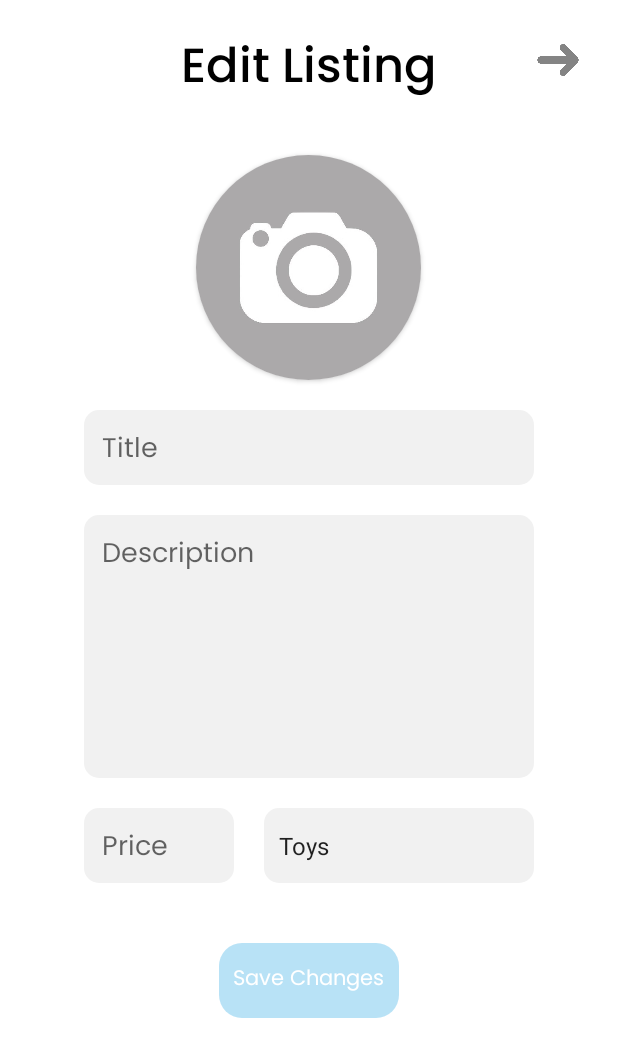
After one commit to JamilAwada/HandMeDown, an Android app: the EditListingActivity screen opened directly, with no data from a screen before it, on a phone screen of 412 x 824 dp. The commit adds this screen. Shown: the top 1057 px of the screen. Run offline under Robolectric (Android 15) with nearby library versions, the phone set to English and light mode, and no system bars.

Commit message:
added listings popup menu

```diff
--- a/app/build.gradle
+++ b/app/build.gradle
@@ -41,10 +41,11 @@ dependencies {
     implementation 'androidx.constraintlayout:constraintlayout:2.1.3'
     implementation 'androidx.recyclerview:recyclerview:1.3.0-alpha02'
     implementation 'androidx.cardview:cardview:1.0.0'
-    implementation 'com.google.firebase:firebase-crashlytics-buildtools:2.8.1'
     implementation 'androidx.navigation:navigation-fragment:2.4.2'
     implementation 'androidx.navigation:navigation-ui:2.4.2'
+    implementation 'androidx.databinding:compiler:3.2.0-alpha11'
     testImplementation 'junit:junit:4.13.2'
     androidTestImplementation 'androidx.test.ext:junit:1.1.3'
     androidTestImplementation 'androidx.test.espresso:espresso-core:3.4.0'
+    implementation 'com.google.guava:listenablefuture:9999.0-empty-to-avoid-conflict-with-guava'
 }
--- a/app/src/main/AndroidManifest.xml
+++ b/app/src/main/AndroidManifest.xml
@@ -20,7 +20,8 @@
         <activity
             android:name=".AddListingActivity"
             android:exported="false" />
-
+        <activity android:name=".EditListingActivity"
+            android:exported="false"/>
         <uses-library
             android:name="org.apache.http.legacy"
             android:required="false" />
--- a/app/src/main/java/com/jamdev/handmedown/AdapterEditable.java
+++ b/app/src/main/java/com/jamdev/handmedown/AdapterEditable.java
@@ -1,9 +1,13 @@
 package com.jamdev.handmedown;
 
+import android.content.Context;
+import android.content.Intent;
 import android.view.LayoutInflater;
+import android.view.MenuItem;
 import android.view.View;
 import android.view.ViewGroup;
 import android.widget.ImageView;
+import android.widget.PopupMenu;
 import android.widget.TextView;
 
 import androidx.annotation.NonNull;
@@ -15,8 +19,10 @@ import java.util.List;
 public class AdapterEditable extends RecyclerView.Adapter<AdapterEditable.ViewHolder> {
 
     private List<Listing> itemList = new ArrayList<>();
+    private Context listingsActivity;
 
-    public AdapterEditable(List<Listing> itemList){
+    public AdapterEditable(Context listingsActivity, List<Listing> itemList){
+        this.listingsActivity = listingsActivity;
         this.itemList = itemList;
     }
 
@@ -45,13 +51,14 @@ public class AdapterEditable extends RecyclerView.Adapter<AdapterEditable.ViewHo
         return itemList.size();
     }
 
-    public class ViewHolder extends RecyclerView.ViewHolder{
+    public class ViewHolder extends RecyclerView.ViewHolder implements PopupMenu.OnMenuItemClickListener{
 
         private ImageView listing_pic;
         private TextView listing_title;
         private TextView listing_description;
         private TextView listing_price;
         private TextView listing_date;
+        private ImageView edit_btn;
 
         public ViewHolder(@NonNull View itemView) {
             super(itemView);
@@ -61,8 +68,27 @@ public class AdapterEditable extends RecyclerView.Adapter<AdapterEditable.ViewHo
             listing_description = itemView.findViewById(R.id.listing_description);
             listing_price = itemView.findViewById(R.id.listing_price);
             listing_date = itemView.findViewById(R.id.listing_date);
+            edit_btn = itemView.findViewById(R.id.btn_edit_listing);
+
+
+            edit_btn.setOnClickListener(new View.OnClickListener() {
+                @Override
+                public void onClick(View view) {
+                    showPopup(edit_btn);
+                }
+            });
+
+
 
         }
+
+        public void showPopup(ImageView edit_btn){
+            PopupMenu popup = new PopupMenu(listingsActivity, edit_btn);
+            popup.setOnMenuItemClickListener(this);
+            popup.inflate(R.menu.popup_menu);
+            popup.show();
+        }
+
 
         public void setData(int resource, String title, String description, String price, String owner, String date) {
             listing_pic.setImageResource(resource);
@@ -72,5 +98,16 @@ public class AdapterEditable extends RecyclerView.Adapter<AdapterEditable.ViewHo
             listing_date.setText(date);
 
         }
+
+        @Override
+        public boolean onMenuItemClick(MenuItem menuItem) {
+            switch(menuItem.getItemId()){
+                case R.id.edit_option:
+                    Intent goToEdit = new Intent(listingsActivity, EditListingActivity.class);
+                    listingsActivity.startActivity(goToEdit);
+                default:
+                    return false;
+            }
+        }
     }
 }
--- /dev/null
+++ b/app/src/main/java/com/jamdev/handmedown/EditListingActivity.java
@@ -0,0 +1,176 @@
+package com.jamdev.handmedown;
+
+import android.os.AsyncTask;
+import android.os.Bundle;
+import android.util.Log;
+import android.view.View;
+import android.view.Window;
+import android.view.WindowManager;
+import android.widget.AdapterView;
+import android.widget.ArrayAdapter;
+import android.widget.EditText;
+import android.widget.Spinner;
+import android.widget.Toast;
+
+import androidx.appcompat.app.AppCompatActivity;
+
+import org.apache.http.HttpResponse;
+import org.apache.http.NameValuePair;
+import org.apache.http.client.HttpClient;
+import org.apache.http.client.entity.UrlEncodedFormEntity;
+import org.apache.http.client.methods.HttpPost;
+import org.apache.http.impl.client.DefaultHttpClient;
+import org.apache.http.message.BasicNameValuePair;
+
+import java.io.BufferedReader;
+import java.io.InputStream;
+import java.io.InputStreamReader;
+import java.util.ArrayList;
+
+public class EditListingActivity extends AppCompatActivity implements AdapterView.OnItemSelectedListener {
+
+    EditText titleInput;
+    EditText descriptionInput;
+    EditText priceInput;
+    Spinner categoryInput;
+
+    String title = "";
+    String description = "";
+    String price = "";
+    String category = "";
+
+
+    String JSONObject;
+
+    private String URL = "http://10.0.2.2/HandMeDown/listing_edit.php";
+//    listingAddAPI API;
+
+    @Override
+    protected void onCreate(Bundle savedInstanceState) {
+        super.onCreate(savedInstanceState);
+        // These 3 lines hide the title and action bar
+        requestWindowFeature(Window.FEATURE_NO_TITLE);
+        this.getWindow().setFlags(WindowManager.LayoutParams.FLAG_FULLSCREEN, WindowManager.LayoutParams.FLAG_FULLSCREEN);
+        getSupportActionBar().hide();
+        setContentView(R.layout.activity_edit_listing);
+
+        titleInput = (EditText) findViewById(R.id.title_input);
+        descriptionInput = (EditText) findViewById(R.id.description_input);
+        priceInput = (EditText) findViewById(R.id.price_input);
+
+        categoryInput = (Spinner) findViewById(R.id.spinner_categories);
+        // Create an ArrayAdapter using the string array and a default spinner layout
+        ArrayAdapter<CharSequence> adapter = ArrayAdapter.createFromResource(this, R.array.categories, android.R.layout.simple_spinner_item);
+        // Specify the layout to use when the list of choices appears
+        adapter.setDropDownViewResource(android.R.layout.simple_spinner_dropdown_item);
+        // Apply the adapter to the spinner
+        categoryInput.setAdapter(adapter);
+
+
+    }
+//
+//    public void addListing(View view) {
+//
+//        title = titleInput.getText().toString();
+//        description = descriptionInput.getText().toString();
+//        price = priceInput.getText().toString();
+//        category = categoryInput.getSelectedItem().toString();
+//
+//        if (title.equalsIgnoreCase("")) {
+//            Toast.makeText(this, "Incomplete form. Please fill in the title.", Toast.LENGTH_SHORT).show();
+//        }
+//        else if (price.equalsIgnoreCase("")){
+//            Toast.makeText(this, "Incomplete form. Please set a price.", Toast.LENGTH_SHORT).show();
+//        }
+//        else {
+//            API = new listingAddAPI();
+//            API.execute();
+//        }
+//
+//
+//
+//    }
+//
+//    class listingAddAPI extends AsyncTask<String, Void, String> {
+//
+//        @Override
+//        protected String doInBackground(String... params) {
+//
+//            HttpClient http_client = new DefaultHttpClient();
+//            HttpPost http_post = new HttpPost(URL);
+//
+//            BasicNameValuePair titleParam = new BasicNameValuePair("Title", title);
+//            BasicNameValuePair descriptionParam = new BasicNameValuePair("Description", description);
+//            BasicNameValuePair priceParam = new BasicNameValuePair("Price", price);
+//            BasicNameValuePair categoryParam = new BasicNameValuePair("Category", category);
+//            BasicNameValuePair sellerParam = new BasicNameValuePair("Seller", userID);
+//            ArrayList<NameValuePair> name_value_pair_list = new ArrayList<>();
+//            name_value_pair_list.add(titleParam);
+//            name_value_pair_list.add(descriptionParam);
+//            name_value_pair_list.add(priceParam);
+//            name_value_pair_list.add(categoryParam);
+//            name_value_pair_list.add(sellerParam);
+//
+//
+//            try {
+//                // This is used to send the list with the api in an encoded form entity
+//                UrlEncodedFormEntity url_encoded_form_entity = new UrlEncodedFormEntity(name_value_pair_list);
+//
+//                // This sets the entity (which holds the list of values) in the http_post object
+//                http_post.setEntity(url_encoded_form_entity);
+//
+//                // This gets the response from the post api and returns a string of the response.
+//                HttpResponse http_response = http_client.execute(http_post);
+//                InputStream input_stream = http_response.getEntity().getContent();
+//                InputStreamReader input_stream_reader = new InputStreamReader(input_stream);
+//                BufferedReader buffered_reader = new BufferedReader(input_stream_reader);
+//                StringBuilder string_builder = new StringBuilder();
+//                String buffered_str_chunk = null;
+//                while ((buffered_str_chunk = buffered_reader.readLine()) != null) {
+//                    string_builder.append(buffered_str_chunk);
+//                }
+//                Log.i("result", string_builder.toString());
+//                JSONObject = string_builder.toString();
+//                return string_builder.toString();
+//            } catch (Exception e) {
+//                e.printStackTrace();
+//            }
+//            return null;
+//        }
+//
+//        @Override
+//        protected void onPostExecute(String s) {
+//            super.onPostExecute(s);
+//            try {
+//                if (s.equalsIgnoreCase("Listing added")) {
+//                    Toast.makeText(getApplicationContext(),"Listing added", Toast.LENGTH_SHORT).show();
+//                    onBackPressed();
+//                    onBackPressed();
+//                } else {
+//                    Toast.makeText(getApplicationContext(), s, Toast.LENGTH_SHORT).show();
+//                    Log.i("json", JSONObject);
+//                }
+//                Toast.makeText(getApplicationContext(), s, Toast.LENGTH_SHORT).show();
+//            } catch (Exception e) {
+//                e.printStackTrace();
+//            }
+//        }
+//
+//    }
+//
+    @Override
+    public void onItemSelected(AdapterView<?> adapterView, View view, int i, long l) {
+
+    }
+
+    @Override
+    public void onNothingSelected(AdapterView<?> adapterView) {
+
+    }
+
+    public void returnToListings(View view){
+        onBackPressed();
+        onBackPressed();
+    }
+
+}
--- a/app/src/main/java/com/jamdev/handmedown/ListingsActivity.java
+++ b/app/src/main/java/com/jamdev/handmedown/ListingsActivity.java
@@ -1,11 +1,15 @@
 package com.jamdev.handmedown;
 
 import android.content.Intent;
+import android.media.Image;
 import android.os.AsyncTask;
 import android.os.Bundle;
 import android.view.LayoutInflater;
+import android.view.MenuItem;
 import android.view.View;
 import android.view.ViewGroup;
+import android.widget.ImageView;
+import android.widget.PopupMenu;
 import android.widget.RelativeLayout;
 
 import androidx.annotation.NonNull;
@@ -25,7 +29,7 @@ import java.net.URL;
 import java.util.ArrayList;
 import java.util.List;
 
-public class ListingsActivity extends Fragment {
+public class ListingsActivity extends Fragment  {
 
     RelativeLayout addListing;
 
@@ -37,6 +41,8 @@ public class ListingsActivity extends Fragment {
     private String getListing_url = "http://10.0.2.2/HandMeDown/listing_fetch_seller.php?id=";
     String userID;
 
+    ImageView edit_btn;
+
     @Nullable
     @Override
     public View onCreateView(@NonNull LayoutInflater inflater, @Nullable ViewGroup container, @Nullable Bundle savedInstanceState) {
@@ -45,6 +51,7 @@ public class ListingsActivity extends Fragment {
         View view = inflater.inflate(R.layout.activity_listings, container, false);
 
         addListing = (RelativeLayout) view.findViewById(R.id.btn_new_listing);
+        edit_btn = (ImageView) view.findViewById(R.id.btn_edit_listing);
 
         addListing.setOnClickListener(new View.OnClickListener() {
             @Override
@@ -58,7 +65,6 @@ public class ListingsActivity extends Fragment {
         getListingsAPI = new GetListingsAPI();
         getListingsAPI.execute(getListing_url);
 
-
         return view;
 
     }
@@ -66,6 +72,8 @@ public class ListingsActivity extends Fragment {
     public void onViewCreated(@NonNull View view, @Nullable Bundle savedInstanceState){
         initRecyclerView();
     }
+
+
 
     public class GetListingsAPI extends AsyncTask<String, Void, String> {
         protected String doInBackground(String... urls) {
@@ -136,7 +144,7 @@ public class ListingsActivity extends Fragment {
         layoutManager = new LinearLayoutManager(getActivity());
         layoutManager.setOrientation(LinearLayoutManager.VERTICAL);
         recyclerView.setLayoutManager(layoutManager);
-        adapter = new AdapterEditable(itemList);
+        adapter = new AdapterEditable(getContext(), itemList);
         recyclerView.setAdapter(adapter);
         adapter.notifyDataSetChanged();
 
@@ -149,4 +157,8 @@ public class ListingsActivity extends Fragment {
     }
 
 
+
+
+
+
 }
--- /dev/null
+++ b/app/src/main/res/layout/activity_edit_listing.xml
@@ -0,0 +1,154 @@
+<?xml version="1.0" encoding="utf-8"?>
+<RelativeLayout xmlns:android="http://schemas.android.com/apk/res/android"
+    xmlns:app="http://schemas.android.com/apk/res-auto"
+    xmlns:tools="http://schemas.android.com/tools"
+    android:layout_width="match_parent"
+    android:layout_height="match_parent"
+    tools:context=".AddListingActivity">
+
+    <TextView
+        android:id="@+id/tx_brand"
+        android:layout_width="wrap_content"
+        android:layout_height="wrap_content"
+        android:layout_centerHorizontal="true"
+        android:layout_marginTop="20dp"
+        android:fontFamily="@font/poppins_medium"
+        android:text="Edit Listing"
+        android:textColor="@color/black"
+        android:textSize="32sp" />
+
+    <androidx.cardview.widget.CardView
+        android:layout_width="150dp"
+        android:layout_height="150dp"
+        android:id="@+id/listing_circle"
+        app:cardCornerRadius="90dp"
+        android:layout_centerHorizontal="true"
+        android:layout_below="@id/tx_brand"
+        android:layout_marginTop="30dp">
+
+        <ImageView
+            android:layout_width="match_parent"
+            android:layout_height="match_parent"
+            android:id="@+id/listing_pic"
+            android:scaleType="centerCrop"
+            android:src="@drawable/no_listing_picture"/>
+
+    </androidx.cardview.widget.CardView>
+
+    <RelativeLayout
+        android:id="@+id/title_bar"
+        android:layout_width="300dp"
+        android:layout_height="50dp"
+        android:layout_below="@id/listing_circle"
+        android:layout_centerHorizontal="true"
+        android:layout_marginTop="20dp"
+        android:background="@drawable/search_bg">
+
+
+        <EditText
+            android:id="@+id/title_input"
+            android:layout_width="match_parent"
+            android:layout_height="wrap_content"
+            android:layout_marginStart="10dp"
+            android:layout_marginTop="10dp"
+            android:background="@android:color/transparent"
+            android:fontFamily="@font/poppins_regular"
+            android:hint="Title"
+            android:textColor="@color/gray"
+            tools:ignore="TouchTargetSizeCheck,TextContrastCheck" />
+
+    </RelativeLayout>
+
+    <RelativeLayout
+        android:id="@+id/description_bar"
+        android:layout_width="300dp"
+        android:layout_height="175dp"
+        android:layout_below="@id/title_bar"
+        android:layout_centerHorizontal="true"
+        android:layout_marginTop="20dp"
+        android:background="@drawable/search_bg">
+
+
+        <EditText
+            android:id="@+id/description_input"
+            android:layout_width="match_parent"
+            android:layout_height="wrap_content"
+            android:layout_marginStart="10dp"
+            android:layout_marginTop="10dp"
+            android:background="@android:color/transparent"
+            android:fontFamily="@font/poppins_regular"
+            android:hint="Description"
+            android:textColor="@color/gray"
+            tools:ignore="TouchTargetSizeCheck,TextContrastCheck" />
+
+    </RelativeLayout>
+
+    <RelativeLayout
+        android:id="@+id/price_bar"
+        android:layout_width="100dp"
+        android:layout_height="50dp"
+        android:layout_marginLeft="56dp"
+        android:layout_below="@id/description_bar"
+        android:layout_marginTop="20dp"
+        android:background="@drawable/search_bg">
+
+
+        <EditText
+            android:id="@+id/price_input"
+            android:layout_width="match_parent"
+            android:layout_height="wrap_content"
+            android:layout_marginStart="10dp"
+            android:layout_marginTop="10dp"
+            android:background="@android:color/transparent"
+            android:fontFamily="@font/poppins_regular"
+            android:hint="Price"
+            android:textColor="@color/gray"
+            tools:ignore="TouchTargetSizeCheck,TextContrastCheck" />
+
+    </RelativeLayout>
+
+    <Spinner
+        android:id="@+id/spinner_categories"
+        android:layout_width="180dp"
+        android:layout_height="50dp"
+        android:layout_below="@id/description_bar"
+        android:layout_marginStart="20dp"
+        android:layout_marginTop="20dp"
+        android:layout_toEndOf="@id/price_bar"
+        android:background="@drawable/search_bg" />
+
+    <RelativeLayout
+        android:id="@+id/btn_add_new"
+        android:layout_width="120dp"
+        android:layout_height="50dp"
+        android:layout_below="@id/price_bar"
+        android:layout_centerHorizontal="true"
+        android:layout_marginTop="40dp"
+        android:onClick="addListing"
+        android:background="@drawable/category_card_blue">
+
+
+        <TextView
+            android:layout_width="wrap_content"
+            android:layout_height="wrap_content"
+            android:layout_centerInParent="true"
+            android:fontFamily="@font/poppins_regular"
+            android:text="Save Changes"
+            android:textColor="@color/white" />
+
+    </RelativeLayout>
+
+    <ImageView
+        android:id="@+id/btn_return"
+        android:layout_width="40dp"
+        android:layout_height="40dp"
+        android:src="@drawable/right_icon"
+        android:layout_alignParentEnd="true"
+        android:layout_marginEnd="20dp"
+        android:layout_marginTop="20dp"
+        android:onClick="returnToListings"/>
+
+
+
+
+</RelativeLayout>
--- /dev/null
+++ b/app/src/main/res/menu/popup_menu.xml
@@ -0,0 +1,7 @@
+<?xml version="1.0" encoding="utf-8"?>
+<menu xmlns:android="http://schemas.android.com/apk/res/android">
+<item android:id="@+id/edit_option"
+    android:title="Edit"/>
+    <item android:id="@+id/delete_option"
+        android:title="Delete"/>
+</menu>
```
